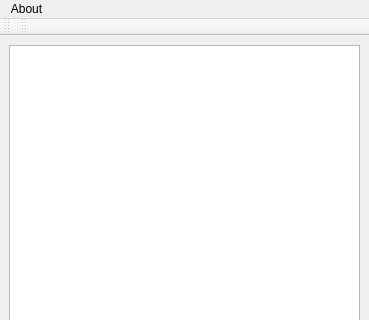
Above: ui/gui.ui from takavfx/FolderIntegrator before the change; both pictures show x 0 to 369 and y 0 to 320 of the 369 by 554 pixel window. Below: the same form after it.
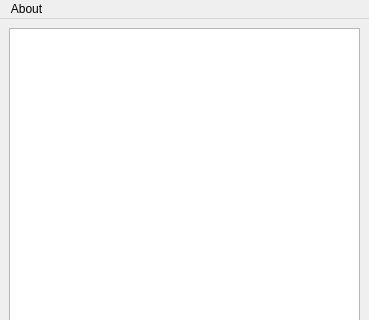
That is the form after the change.

Commit message: Rename item names and remove unneeded toolbars.

```diff
--- a/ui/gui.ui
+++ b/ui/gui.ui
@@ -81,28 +81,6 @@
    <addaction name="menuAbout"/>
   </widget>
   <widget class="QStatusBar" name="statusbar"/>
-  <widget class="QToolBar" name="toolBar">
-   <property name="windowTitle">
-    <string>toolBar</string>
-   </property>
-   <attribute name="toolBarArea">
-    <enum>TopToolBarArea</enum>
-   </attribute>
-   <attribute name="toolBarBreak">
-    <bool>false</bool>
-   </attribute>
-  </widget>
-  <widget class="QToolBar" name="toolBar_2">
-   <property name="windowTitle">
-    <string>toolBar_2</string>
-   </property>
-   <attribute name="toolBarArea">
-    <enum>TopToolBarArea</enum>
-   </attribute>
-   <attribute name="toolBarBreak">
-    <bool>false</bool>
-   </attribute>
-  </widget>
   <action name="actionOpen_Repository_on_GitHub">
    <property name="text">
     <string>FolderIntegrator on GitHub</string>
```
Left out of the diff: 6 changed lines with no effect on the pictures.
